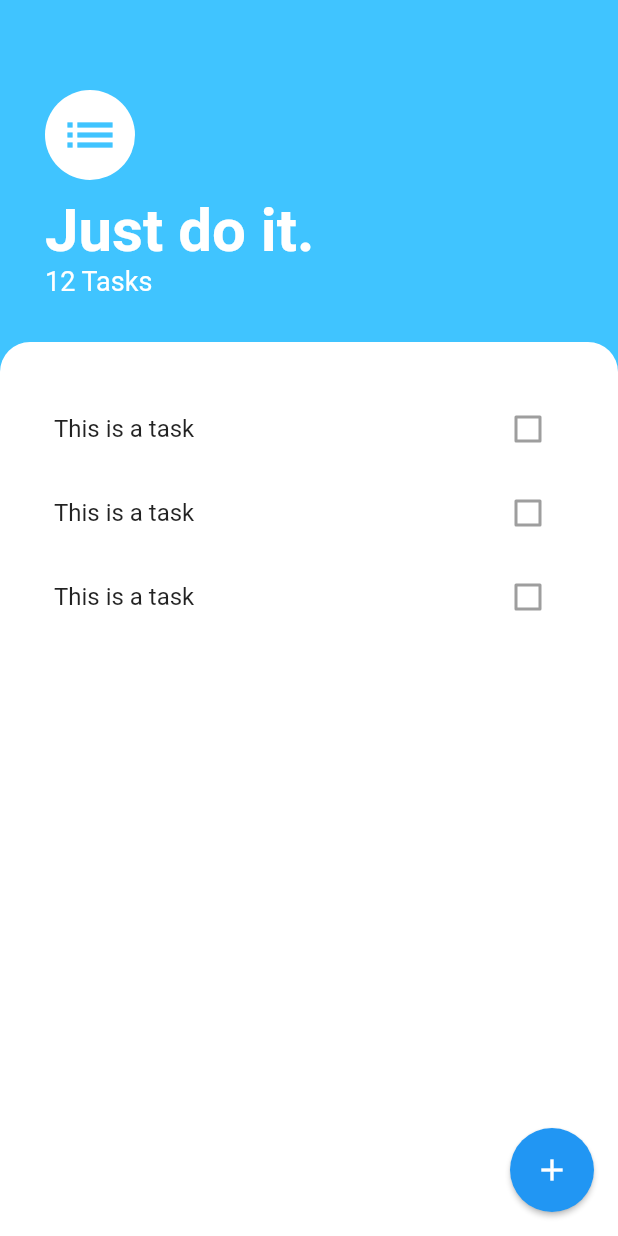
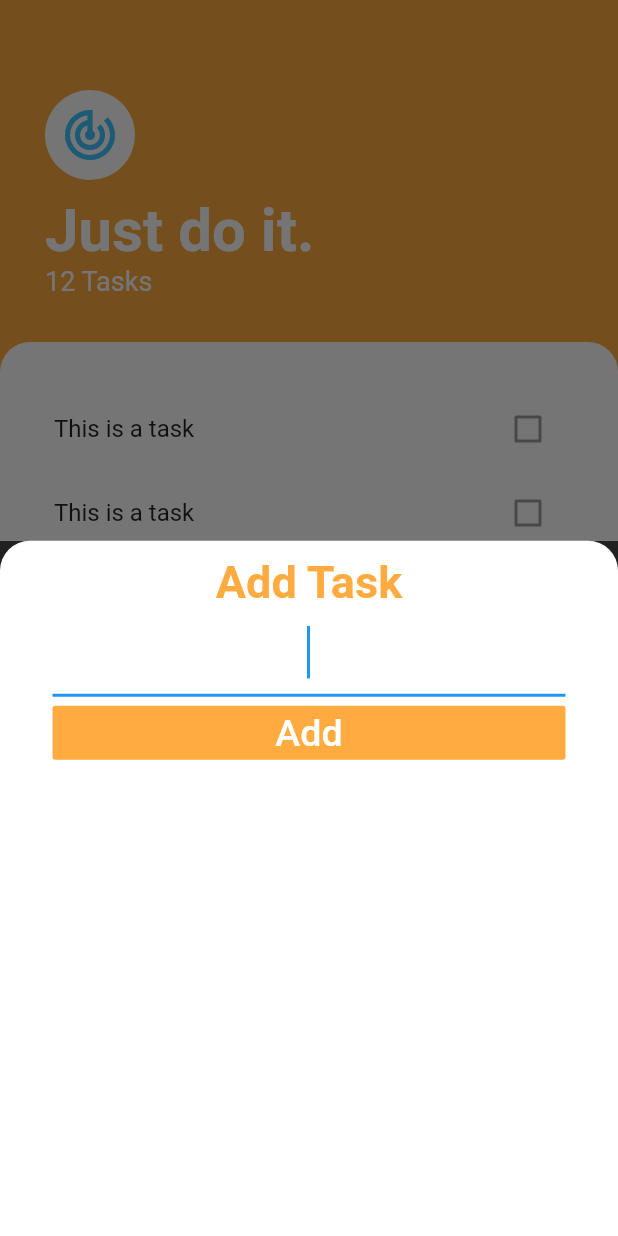
Before and after one commit to Butcanudothis/thebettertodoflutter, a Flutter app: the screen it shows after launch, after a tap on the "add" icon, on a phone screen of 412 x 824 dp. Run offline on Flutter 3.47's test engine with Material 2 defaults, Android fonts, the phone set to English and light mode, and no system bars.

Commit message:
added task Screen :ballot_box_with_check:

```diff
--- /dev/null
+++ b/lib/screens/add_task_screen.dart
@@ -0,0 +1,49 @@
+import 'package:flutter/cupertino.dart';
+import 'package:flutter/material.dart';
+
+class AddTaskScreen extends StatelessWidget {
+  @override
+  Widget build(BuildContext context) {
+    return Container(
+      color: Color.fromRGBO(33, 33, 33, 100.0),
+      child: Container(
+        padding: EdgeInsets.fromLTRB(35, 10, 35, 60),
+        decoration: BoxDecoration(
+          color: Colors.white,
+          borderRadius: BorderRadius.only(
+            topLeft: Radius.circular(20.0),
+            topRight: Radius.circular(20.0),
+          ),
+        ),
+        child: Column(
+          crossAxisAlignment: CrossAxisAlignment.stretch,
+          children: [
+            Text(
+              'Add Task',
+              textAlign: TextAlign.center,
+              style: TextStyle(
+                  color: Colors.orangeAccent,
+                  fontSize: 30.0,
+                  fontWeight: FontWeight.w700),
+            ),
+            TextField(
+              textAlign: TextAlign.center,
+              autofocus: true,
+              style: TextStyle(
+                fontSize: 30,
+              ),
+            ),
+            FlatButton(
+              onPressed: () {},
+              color: Colors.orangeAccent,
+              child: Text(
+                'Add',
+                style: TextStyle(color: Colors.white, fontSize: 25.0),
+              ),
+            ),
+          ],
+        ),
+      ),
+    );
+  }
+}
--- a/lib/screens/taskscreen.dart
+++ b/lib/screens/taskscreen.dart
@@ -1,16 +1,21 @@
 import 'package:flutter/material.dart';
 import 'package:flutter/painting.dart';
+import 'package:flutter_todo/screens/add_task_screen.dart';
 import 'package:flutter_todo/widgets/task_list.dart';
 
 class TasksScreen extends StatelessWidget {
   @override
   Widget build(BuildContext context) {
     return Scaffold(
-      backgroundColor: Colors.lightBlueAccent,
+      backgroundColor: Colors.orangeAccent,
       floatingActionButton: FloatingActionButton(
         child: Icon(Icons.add),
         elevation: 1.5,
-        onPressed: () {},
+        onPressed: () {
+          showModalBottomSheet(
+              context: context,
+              builder: (BuildContext context) => AddTaskScreen());
+        },
       ),
       body: Column(
         crossAxisAlignment: CrossAxisAlignment.start,
@@ -26,7 +31,7 @@ class TasksScreen extends StatelessWidget {
                     backgroundColor: Colors.white,
                     radius: 30.0,
                     child: Icon(
-                      Icons.list,
+                      Icons.track_changes,
                       color: Colors.lightBlueAccent,
                       size: 40,
                     ),
```
